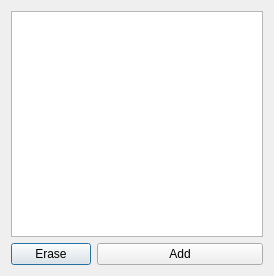
First picture: the form in widgets/startpathconfwidget.ui, repository cxxsucks/SearchEverywhere, before the edit.
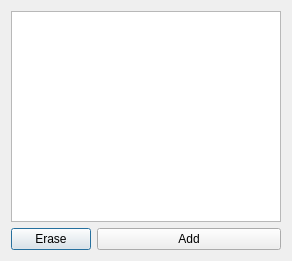
Second picture: the form after the edit.

Commit message: Buggy Configuration Widgets

Diff of the .ui file:
```diff
--- a/widgets/startpathconfwidget.ui
+++ b/widgets/startpathconfwidget.ui
@@ -6,8 +6,8 @@
    <rect>
     <x>0</x>
     <y>0</y>
-    <width>274</width>
-    <height>276</height>
+    <width>292</width>
+    <height>261</height>
    </rect>
   </property>
   <property name="windowTitle">
```
Left out of the diff: 9 changed lines with no effect on the pictures. The commit also changes 3 other files.
